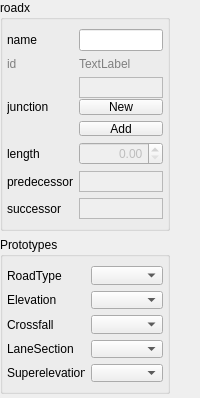
This is src/OpenCOVER/DrivingSim/oddlot/src/settings/widgets/roadsettings.ui in hlrs-vis/covise as Qt 5 draws it before an edit. The edited form follows.
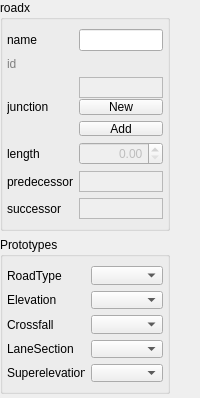
This is the edited form.

Commit message: Label text removed

Diff of the .ui file:
```diff
--- a/src/OpenCOVER/DrivingSim/oddlot/src/settings/widgets/roadsettings.ui
+++ b/src/OpenCOVER/DrivingSim/oddlot/src/settings/widgets/roadsettings.ui
@@ -188,7 +188,7 @@
            <string notr="true">color: gray;</string>
           </property>
           <property name="text">
-           <string>TextLabel</string>
+           <string/>
           </property>
          </widget>
         </item>
```
The commit also changes 2 other files.
